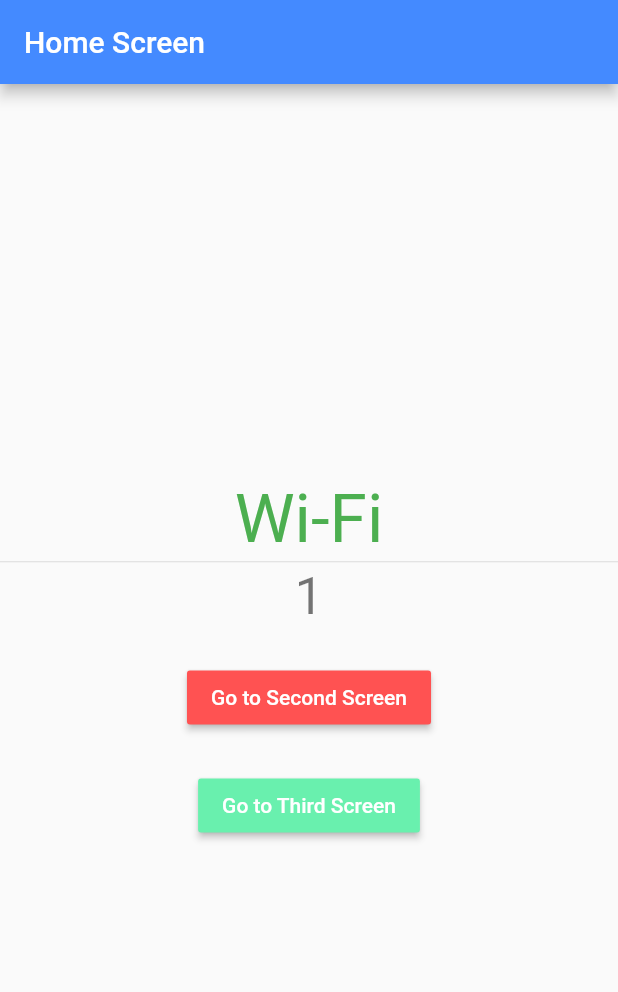
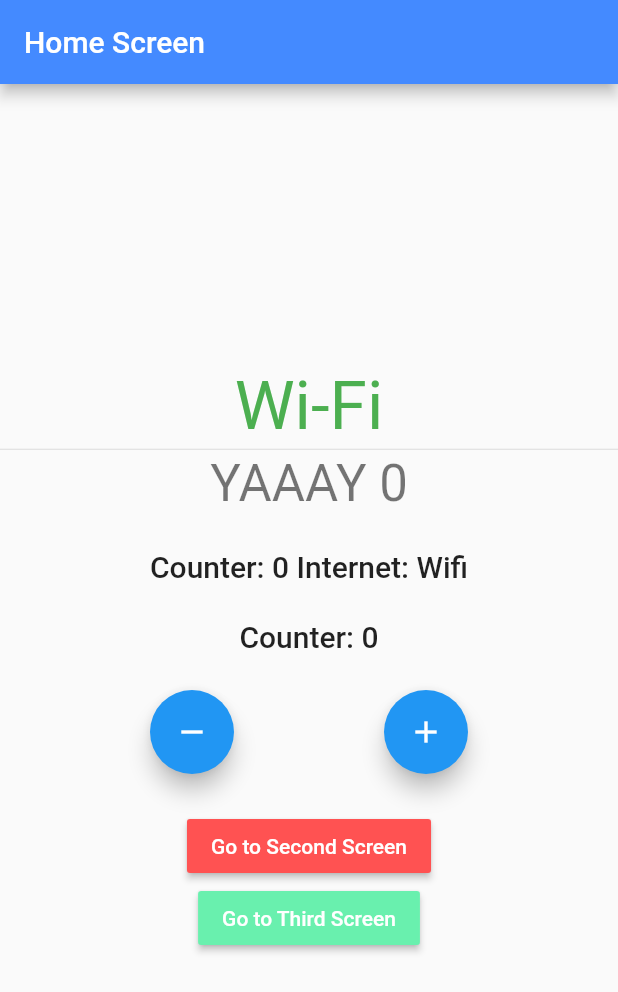
Before and after one commit to sitnesTIC/flutter_applications, a Flutter app: the screen it shows after launch, on a phone screen of 412 x 824 dp. Shown: the top 992 px of the screen. Run offline on Flutter 3.47's test engine with Material 2 defaults, Android fonts, the phone set to English and light mode, and no system bars; our stand-ins replace bloc, connectivity_plus, flutter_bloc.

Commit message:
#9 - BLoC 6.1.0 Update - Important Changes, context.watch, context.select & context.read

```diff
--- a/lib/constants/enums.dart
+++ b/lib/constants/enums.dart
@@ -1,4 +1,4 @@
 enum ConnectionType {
-  wifi,
-  mobile,
+  Wifi,
+  Mobile,
 }
--- a/lib/logic/cubit/internet_cubit.dart
+++ b/lib/logic/cubit/internet_cubit.dart
@@ -2,8 +2,9 @@ import 'dart:async';
 
 import 'package:bloc/bloc.dart';
 import 'package:connectivity_plus/connectivity_plus.dart';
+import 'package:meta/meta.dart';
+
 import 'package:flutter_applications/constants/enums.dart';
-import 'package:meta/meta.dart';
 
 part 'internet_state.dart';
 
@@ -19,9 +20,9 @@ class InternetCubit extends Cubit<InternetState> {
     return connectivityStreamSubscription =
         connectivity.onConnectivityChanged.listen((connectivityResult) {
       if (connectivityResult == ConnectivityResult.wifi) {
-        emitInternetConnected(ConnectionType.wifi);
+        emitInternetConnected(ConnectionType.Wifi);
       } else if (connectivityResult == ConnectivityResult.mobile) {
-        emitInternetConnected(ConnectionType.mobile);
+        emitInternetConnected(ConnectionType.Mobile);
       } else if (connectivityResult == ConnectivityResult.none) {
         emitInternetDisconnected();
       }
--- a/lib/main.dart
+++ b/lib/main.dart
@@ -26,14 +26,15 @@ class MyApp extends StatelessWidget {
   }) : super(key: key);
 
   @override
-  Widget build(BuildContext context) {
+  Widget build(BuildContext myAppContext) {
     return MultiBlocProvider(
       providers: [
         BlocProvider<InternetCubit>(
-          create: (context) => InternetCubit(connectivity: connectivity),
+          create: (internetCubitContext) =>
+              InternetCubit(connectivity: connectivity),
         ),
         BlocProvider<CounterCubit>(
-          create: (context) => CounterCubit(),
+          create: (counterCubitContext) => CounterCubit(),
         ),
       ],
       child: MaterialApp(
--- a/lib/presentation/screens/home_screen.dart
+++ b/lib/presentation/screens/home_screen.dart
@@ -2,11 +2,10 @@ import 'package:flutter/material.dart';
 import 'package:flutter_applications/constants/enums.dart';
 import 'package:flutter_applications/logic/cubit/counter_cubit.dart';
 import 'package:flutter_applications/logic/cubit/internet_cubit.dart';
-
 import 'package:flutter_bloc/flutter_bloc.dart';
 
 class HomeScreen extends StatefulWidget {
-  const HomeScreen({Key? key, required this.title, required this.color})
+  HomeScreen({Key? key, required this.title, required this.color})
       : super(key: key);
 
   final String title;
@@ -18,18 +17,8 @@ class HomeScreen extends StatefulWidget {
 
 class _HomeScreenState extends State<HomeScreen> {
   @override
-  Widget build(BuildContext context) {
-    return BlocListener<InternetCubit, InternetState>(
-      listener: (context, state) {
-        if (state is InternetConnected &&
-            state.connectionType == ConnectionType.wifi) {
-          BlocProvider.of<CounterCubit>(context).increment();
-        } else if (state is InternetConnected &&
-            state.connectionType == ConnectionType.mobile) {
-          BlocProvider.of<CounterCubit>(context).decrement();
-        }
-      },
-      child: Scaffold(
+  Widget build(BuildContext homeScreenContext) {
+    return Scaffold(
       appBar: AppBar(
         backgroundColor: widget.color,
         title: Text(widget.title),
@@ -39,131 +28,192 @@ class _HomeScreenState extends State<HomeScreen> {
           mainAxisAlignment: MainAxisAlignment.center,
           children: <Widget>[
             BlocBuilder<InternetCubit, InternetState>(
-                builder: (context, state) {
+              builder: (internetCubitBuilderContext, state) {
                 if (state is InternetConnected &&
-                      state.connectionType == ConnectionType.wifi) {
+                    state.connectionType == ConnectionType.Wifi) {
                   return Text(
                     'Wi-Fi',
-                      style: Theme.of(context).textTheme.headline3!.copyWith(
+                    style: Theme.of(internetCubitBuilderContext)
+                        .textTheme
+                        .headline3!
+                        .copyWith(
                           color: Colors.green,
                         ),
                   );
                 } else if (state is InternetConnected &&
-                      state.connectionType == ConnectionType.mobile) {
+                    state.connectionType == ConnectionType.Mobile) {
                   return Text(
                     'Mobile',
-                      style: Theme.of(context).textTheme.headline3!.copyWith(
+                    style: Theme.of(internetCubitBuilderContext)
+                        .textTheme
+                        .headline3!
+                        .copyWith(
                           color: Colors.red,
                         ),
                   );
                 } else if (state is InternetDisconnected) {
                   return Text(
                     'Disconnected',
-                      style: Theme.of(context).textTheme.headline3!.copyWith(
+                    style: Theme.of(internetCubitBuilderContext)
+                        .textTheme
+                        .headline3!
+                        .copyWith(
                           color: Colors.grey,
                         ),
                   );
                 }
-                  return const CircularProgressIndicator();
+                return CircularProgressIndicator();
               },
             ),
-              const Divider(
+            Divider(
               height: 5,
             ),
             BlocConsumer<CounterCubit, CounterState>(
-                listener: (context, state) {
+              listener: (counterCubitListenerContext, state) {
                 if (state.wasIncremented == true) {
-                    Scaffold.of(context).showSnackBar(
-                      const SnackBar(
+                  Scaffold.of(counterCubitListenerContext).showSnackBar(
+                    SnackBar(
                       content: Text('Incremented!'),
                       duration: Duration(milliseconds: 300),
                     ),
                   );
                 } else if (state.wasIncremented == false) {
-                    Scaffold.of(context).showSnackBar(
-                      const SnackBar(
+                  Scaffold.of(counterCubitListenerContext).showSnackBar(
+                    SnackBar(
                       content: Text('Decremented!'),
                       duration: Duration(milliseconds: 300),
                     ),
                   );
                 }
               },
-                builder: (context, state) {
+              builder: (counterCubiBuilderContext, state) {
                 if (state.counterValue < 0) {
                   return Text(
                     'BRR, NEGATIVE ' + state.counterValue.toString(),
-                      style: Theme.of(context).textTheme.headline4,
+                    style:
+                        Theme.of(counterCubiBuilderContext).textTheme.headline4,
                   );
                 } else if (state.counterValue % 2 == 0) {
                   return Text(
                     'YAAAY ' + state.counterValue.toString(),
-                      style: Theme.of(context).textTheme.headline4,
+                    style:
+                        Theme.of(counterCubiBuilderContext).textTheme.headline4,
                   );
                 } else if (state.counterValue == 5) {
                   return Text(
                     'HMM, NUMBER 5',
-                      style: Theme.of(context).textTheme.headline4,
+                    style:
+                        Theme.of(counterCubiBuilderContext).textTheme.headline4,
+                  );
+                } else
+                  return Text(
+                    state.counterValue.toString(),
+                    style:
+                        Theme.of(counterCubiBuilderContext).textTheme.headline4,
+                  );
+              },
+            ),
+            SizedBox(
+              height: 24,
+            ),
+            Builder(
+              builder: (context) {
+                final counterState = context.watch<CounterCubit>().state;
+                final internetState = context.watch<InternetCubit>().state;
+
+                if (internetState is InternetConnected &&
+                    internetState.connectionType == ConnectionType.Mobile) {
+                  return Text(
+                    'Counter: ' +
+                        counterState.counterValue.toString() +
+                        ' Internet: Mobile',
+                    style: Theme.of(context).textTheme.headline6,
+                  );
+                } else if (internetState is InternetConnected &&
+                    internetState.connectionType == ConnectionType.Wifi) {
+                  return Text(
+                    'Counter: ' +
+                        counterState.counterValue.toString() +
+                        ' Internet: Wifi',
+                    style: Theme.of(context).textTheme.headline6,
                   );
                 } else {
                   return Text(
-                      state.counterValue.toString(),
-                      style: Theme.of(context).textTheme.headline4,
+                    'Counter: ' +
+                        counterState.counterValue.toString() +
+                        ' Internet: Disconnected',
+                    style: Theme.of(context).textTheme.headline6,
                   );
                 }
               },
             ),
-              // SizedBox(
-              //   height: 24,
-              // ),
-              // Row(
-              //   mainAxisAlignment: MainAxisAlignment.spaceEvenly,
-              //   children: [
-              //     FloatingActionButton(
-              //       heroTag: Text('${widget.title}'),
-              //       onPressed: () {
-              //         BlocProvider.of<CounterCubit>(context).decrement();
-              //         // context.bloc<CounterCubit>().decrement();
-              //       },
-              //       tooltip: 'Decrement',
-              //       child: Icon(Icons.remove),
-              //     ),
-              //     FloatingActionButton(
-              //       heroTag: Text('${widget.title} 2nd'),
-              //       onPressed: () {
-              //         // BlocProvider.of<CounterCubit>(context).increment();
-              //         context.bloc<CounterCubit>().increment();
-              //       },
-              //       tooltip: 'Increment',
-              //       child: Icon(Icons.add),
-              //     ),
-              //   ],
-              // ),
-              const SizedBox(
+            SizedBox(
               height: 24,
             ),
-              MaterialButton(
+            Builder(
+              builder: (context) {
+                final counterValue = context
+                    .select((CounterCubit cubit) => cubit.state.counterValue);
+                return Text(
+                  'Counter: ' + counterValue.toString(),
+                  style: Theme.of(context).textTheme.headline6,
+                );
+              },
+            ),
+            SizedBox(
+              height: 24,
+            ),
+            Row(
+              mainAxisAlignment: MainAxisAlignment.spaceEvenly,
+              children: [
+                FloatingActionButton(
+                  heroTag: Text('${widget.title}'),
+                  onPressed: () {
+                    BlocProvider.of<CounterCubit>(context).decrement();
+                    // context.bloc<CounterCubit>().decrement();
+                  },
+                  tooltip: 'Decrement',
+                  child: Icon(Icons.remove),
+                ),
+                FloatingActionButton(
+                  heroTag: Text('${widget.title} 2nd'),
+                  onPressed: () {
+                    // BlocProvider.of<CounterCubit>(context).increment();
+                    context.read<CounterCubit>().increment();
+                  },
+                  tooltip: 'Increment',
+                  child: Icon(Icons.add),
+                ),
+              ],
+            ),
+            SizedBox(
+              height: 24,
+            ),
+            Builder(
+              builder: (materialButtonContext) => MaterialButton(
                 color: Colors.redAccent,
-                child: const Text(
+                child: Text(
                   'Go to Second Screen',
                   style: TextStyle(color: Colors.white),
                 ),
                 onPressed: () {
-                  Navigator.of(context).pushNamed(
+                  Navigator.of(materialButtonContext).pushNamed(
                     '/second',
                   );
                 },
               ),
-              const SizedBox(
-                height: 24,
             ),
+            // SizedBox(
+            //   height: 24,
+            // ),
             MaterialButton(
               color: Colors.greenAccent,
-                child: const Text(
+              child: Text(
                 'Go to Third Screen',
                 style: TextStyle(color: Colors.white),
               ),
               onPressed: () {
-                  Navigator.of(context).pushNamed(
+                Navigator.of(homeScreenContext).pushNamed(
                   '/third',
                 );
               },
@@ -171,7 +221,6 @@ class _HomeScreenState extends State<HomeScreen> {
           ],
         ),
       ),
-      ),
     );
   }
 }
--- a/lib/presentation/screens/router/app_router.dart
+++ b/lib/presentation/screens/router/app_router.dart
@@ -9,21 +9,21 @@ class AppRouter {
     switch (settings.name) {
       case '/':
         return MaterialPageRoute(
-          builder: (_) => const HomeScreen(
+          builder: (_) => HomeScreen(
             title: "Home Screen",
             color: Colors.blueAccent,
           ),
         );
       case '/second':
         return MaterialPageRoute(
-          builder: (_) => const SecondScreen(
+          builder: (_) => SecondScreen(
             title: "Second Screen",
             color: Colors.redAccent,
           ),
         );
       case '/third':
         return MaterialPageRoute(
-          builder: (_) => const ThirdScreen(
+          builder: (_) => ThirdScreen(
             title: "Thirst Screen",
             color: Colors.greenAccent,
           ),
--- a/lib/presentation/screens/second_screen.dart
+++ b/lib/presentation/screens/second_screen.dart
@@ -5,7 +5,7 @@ import 'package:flutter_bloc/flutter_bloc.dart';
 import 'package:flutter_applications/logic/cubit/counter_cubit.dart';
 
 class SecondScreen extends StatefulWidget {
-  const SecondScreen({Key? key, required this.title, required this.color})
+  SecondScreen({Key? key, required this.title, required this.color})
       : super(key: key);
 
   final String title;
@@ -27,21 +27,21 @@ class _SecondScreenState extends State<SecondScreen> {
         child: Column(
           mainAxisAlignment: MainAxisAlignment.center,
           children: <Widget>[
-            const Text(
+            Text(
               'You have pushed the button this many times:',
             ),
             BlocConsumer<CounterCubit, CounterState>(
               listener: (context, state) {
                 if (state.wasIncremented == true) {
                   Scaffold.of(context).showSnackBar(
-                    const SnackBar(
+                    SnackBar(
                       content: Text('Incremented!'),
                       duration: Duration(milliseconds: 300),
                     ),
                   );
                 } else if (state.wasIncremented == false) {
                   Scaffold.of(context).showSnackBar(
-                    const SnackBar(
+                    SnackBar(
                       content: Text('Decremented!'),
                       duration: Duration(milliseconds: 300),
                     ),
@@ -64,46 +64,47 @@ class _SecondScreenState extends State<SecondScreen> {
                     'HMM, NUMBER 5',
                     style: Theme.of(context).textTheme.headline4,
                   );
-                } else {
+                } else
                   return Text(
                     state.counterValue.toString(),
                     style: Theme.of(context).textTheme.headline4,
                   );
-                }
               },
             ),
-            const SizedBox(
+            SizedBox(
               height: 24,
             ),
             Row(
               mainAxisAlignment: MainAxisAlignment.spaceEvenly,
               children: [
                 FloatingActionButton(
-                  heroTag: Text(widget.title),
+                  heroTag: Text('${widget.title}'),
                   backgroundColor: widget.color,
                   onPressed: () {
                     BlocProvider.of<CounterCubit>(context).decrement();
+                    // context.bloc<CounterCubit>().decrement();
                   },
                   tooltip: 'Decrement',
-                  child: const Icon(Icons.remove),
+                  child: Icon(Icons.remove),
                 ),
                 FloatingActionButton(
                   backgroundColor: widget.color,
                   heroTag: Text('${widget.title} 2nd'),
                   onPressed: () {
-                    BlocProvider.of<CounterCubit>(context).increment();
+                    // BlocProvider.of<CounterCubit>(context).increment();
+                    context.read<CounterCubit>().increment();
                   },
                   tooltip: 'Increment',
-                  child: const Icon(Icons.add),
+                  child: Icon(Icons.add),
                 ),
               ],
             ),
-            const SizedBox(
+            SizedBox(
               height: 24,
             ),
             MaterialButton(
               color: Colors.greenAccent,
-              child: const Text(
+              child: Text(
                 'Go to Third Screen',
                 style: TextStyle(color: Colors.white),
               ),
--- a/lib/presentation/screens/third_screen.dart
+++ b/lib/presentation/screens/third_screen.dart
@@ -1,9 +1,11 @@
 import 'package:flutter/material.dart';
-import 'package:flutter_applications/logic/cubit/counter_cubit.dart';
+
 import 'package:flutter_bloc/flutter_bloc.dart';
 
+import 'package:flutter_applications/logic/cubit/counter_cubit.dart';
+
 class ThirdScreen extends StatefulWidget {
-  const ThirdScreen({Key? key, required this.title, required this.color})
+  ThirdScreen({Key? key, required this.title, required this.color})
       : super(key: key);
 
   final String title;
@@ -25,21 +27,21 @@ class _ThirdScreenState extends State<ThirdScreen> {
         child: Column(
           mainAxisAlignment: MainAxisAlignment.center,
           children: <Widget>[
-            const Text(
+            Text(
               'You have pushed the button this many times:',
             ),
             BlocConsumer<CounterCubit, CounterState>(
               listener: (context, state) {
                 if (state.wasIncremented == true) {
                   Scaffold.of(context).showSnackBar(
-                    const SnackBar(
+                    SnackBar(
                       content: Text('Incremented!'),
                       duration: Duration(milliseconds: 300),
                     ),
                   );
                 } else if (state.wasIncremented == false) {
                   Scaffold.of(context).showSnackBar(
-                    const SnackBar(
+                    SnackBar(
                       content: Text('Decremented!'),
                       duration: Duration(milliseconds: 300),
                     ),
@@ -62,41 +64,42 @@ class _ThirdScreenState extends State<ThirdScreen> {
                     'HMM, NUMBER 5',
                     style: Theme.of(context).textTheme.headline4,
                   );
-                } else {
+                } else
                   return Text(
                     state.counterValue.toString(),
                     style: Theme.of(context).textTheme.headline4,
                   );
-                }
               },
             ),
-            const SizedBox(
+            SizedBox(
               height: 24,
             ),
             Row(
               mainAxisAlignment: MainAxisAlignment.spaceEvenly,
               children: [
                 FloatingActionButton(
-                  heroTag: Text(widget.title),
+                  heroTag: Text('${widget.title}'),
                   backgroundColor: widget.color,
                   onPressed: () {
                     BlocProvider.of<CounterCubit>(context).decrement();
+                    // context.bloc<CounterCubit>().decrement();
                   },
                   tooltip: 'Decrement',
-                  child: const Icon(Icons.remove),
+                  child: Icon(Icons.remove),
                 ),
                 FloatingActionButton(
                   backgroundColor: widget.color,
                   heroTag: Text('${widget.title} 2nd'),
                   onPressed: () {
-                    BlocProvider.of<CounterCubit>(context).increment();
+                    // BlocProvider.of<CounterCubit>(context).increment();
+                    context.read<CounterCubit>().increment();
                   },
                   tooltip: 'Increment',
-                  child: const Icon(Icons.add),
+                  child: Icon(Icons.add),
                 ),
               ],
             ),
-            const SizedBox(
+            SizedBox(
               height: 24,
             ),
             // MaterialButton(
```
Lines whose indentation alone changed are shown as unchanged.
